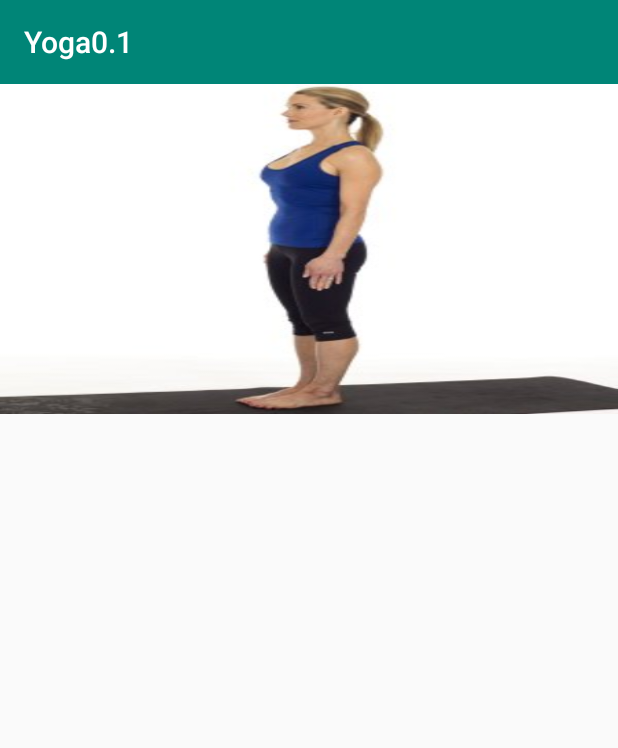
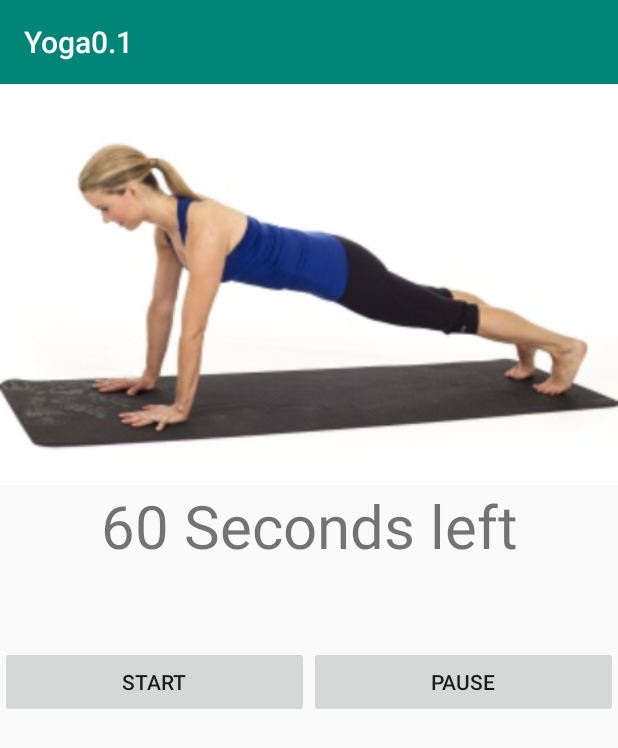
Before and after one commit to ShwetaKauthankar/Yoga-App, an Android app: the startSession screen opened directly, with no data from a screen before it, on a phone screen of 412 x 824 dp. Shown: the top 748 px of the screen. Run offline under Robolectric (Android 15) with nearby library versions, the phone set to English and light mode, and no system bars.

Commit message:
updated yoga

```diff
--- a/Yoga01/app/src/main/AndroidManifest.xml
+++ b/Yoga01/app/src/main/AndroidManifest.xml
@@ -20,6 +20,7 @@
         </activity>
         <activity android:name=".viewClickedActivity"/>
         <activity android:name=".startSession"/>
+        <activity android:name=".nextPose"/>
     </application>
 
 
--- a/Yoga01/app/src/main/java/com/example/yoga01/startSession.kt
+++ b/Yoga01/app/src/main/java/com/example/yoga01/startSession.kt
@@ -1,39 +1,93 @@
 package com.example.yoga01
 
 import android.content.Context
+import android.content.Intent
 import android.graphics.Color
 import android.os.Bundle
+import android.os.CountDownTimer
 import android.view.LayoutInflater
 import android.view.View
-import android.widget.ImageView
-import android.widget.LinearLayout
-import android.widget.TextView
-import android.widget.ViewFlipper
+import android.widget.*
 import androidx.appcompat.app.AppCompatActivity
 import androidx.core.content.ContextCompat
+import kotlinx.android.synthetic.main.start_session.*
 import java.util.*
 import kotlin.collections.ArrayList
 
 class startSession: AppCompatActivity() {
 
-    lateinit var vf: ViewFlipper
-    lateinit var viewflipper : ViewFlipper
-    val image = intArrayOf(R.drawable.mountain, R.drawable.plank,R.drawable.downward)
+
+
+    val image = intArrayOf(R.drawable.plank, R.drawable.mountain,R.drawable.downward)
+
     override fun onCreate(savedInstanceState: Bundle?) {
         super.onCreate(savedInstanceState)
         setContentView(R.layout.start_session)
 
-        vf = findViewById(R.id.v_flipper)
 
-        for (images in image) {
-            val view = ImageView(this)
-            view.setBackgroundResource(images)
-            vf.addView(view)
-            vf.setFlipInterval(3000)
-            vf.setAutoStart(true)
-            vf.setInAnimation(this , android.R.anim.slide_in_left)
-            vf.setOutAnimation(this , android.R.anim.slide_out_right)
 
+
+        // intialization for timer
+        var timerView: TextView
+        var start: Button
+        var pause: Button
+        timerView = findViewById(R.id.timer)
+        start = findViewById(R.id.btnStart)
+        pause = findViewById(R.id.btnpause)
+        var i=0
+
+
+        timerView.text = "60 Seconds left"
+        lateinit var timer: CountDownTimer
+        var left = 0
+        var time = 10000
+
+        i = intent.getIntExtra("val", 0)
+        if(i==2){
+            startActivity(
+                Intent(this@startSession,MainActivity::class.java)
+
+            )
+            finish()
         }
+
+        val view = ImageView(this)
+        view.setBackgroundResource(image[i])
+        v_flipper.addView(view)
+       // v_flipper.setFlipInterval(3000)
+       // v_flipper.setAutoStart(true)
+        v_flipper.setInAnimation(this , android.R.anim.slide_in_left)
+        v_flipper.setOutAnimation(this , android.R.anim.slide_out_right)
+
+
+        start.setOnClickListener {
+            timer = object : CountDownTimer(time.toLong(), 1000) {
+                override fun onTick(millisUntilFinished: Long) {
+                    left = millisUntilFinished.toInt() / 1000
+                    timerView.text = left.toString() + "secound left"
+                }
+
+                override fun onFinish() {
+                    // image slider
+                  //   Toast.makeText(this@startSession, "finish", Toast.LENGTH_SHORT).show()
+                    i++
+                    startActivity(
+                        Intent(this@startSession,nextPose::class.java)
+                            .putExtra("image", image[i])
+                            .putExtra("val", i)
+                    )
+                    finish()
+                }
+            }.start()
+        }
+        pause.setOnClickListener {
+            if (timer != null) {
+                timer!!.cancel()
+                time = left * 1000
+            }
+        }
+
     }
+
+
 }
--- a/Yoga01/app/src/main/java/com/example/yoga01/viewClickedActivity.kt
+++ b/Yoga01/app/src/main/java/com/example/yoga01/viewClickedActivity.kt
@@ -16,6 +16,8 @@ class viewClickedActivity: AppCompatActivity() {
 
     override fun onCreate(savedInstanceState: Bundle?) {
         super.onCreate(savedInstanceState)
+
+
         setContentView(R.layout.view_clicked_activity)
 
 
--- a/Yoga01/app/src/main/res/layout/start_session.xml
+++ b/Yoga01/app/src/main/res/layout/start_session.xml
@@ -7,9 +7,32 @@
     <ViewFlipper
             android:id="@+id/v_flipper"
             android:layout_width="match_parent"
-            android:layout_height="220dp"
+            android:layout_height="267dp"
     />
-
+    <TextView
+            android:text="TextView"
+            android:layout_width="match_parent"
+            android:layout_height="107dp"
+            android:id="@+id/timer"
+            android:textAlignment="center"
+            android:textSize="40dp"/>
+    <LinearLayout
+            android:orientation="horizontal"
+            android:layout_width="match_parent"
+            android:layout_height="match_parent">
+        <Button
+                android:text="Start"
+                android:layout_width="wrap_content"
+                android:layout_height="wrap_content"
+                android:id="@+id/btnStart"
+                android:layout_weight="1"/>
+        <Button
+                android:text="Pause"
+                android:layout_width="wrap_content"
+                android:layout_height="wrap_content"
+                android:id="@+id/btnpause"
+                android:layout_weight="1"/>
+    </LinearLayout>
 
 
 </LinearLayout>
```
Also changed, not shown: Yoga01/app/src/main/java/com/example/yoga01/nextPose.kt (added, +34 -0 lines), Yoga01/app/src/main/res/layout/nextpose.xml (added, +14 -0 lines).
